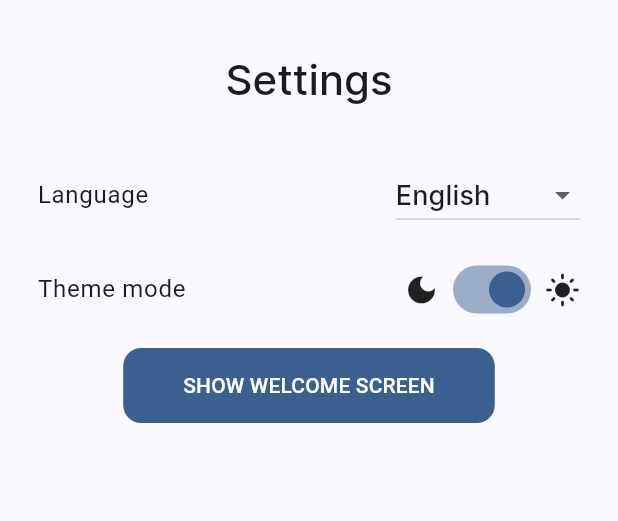
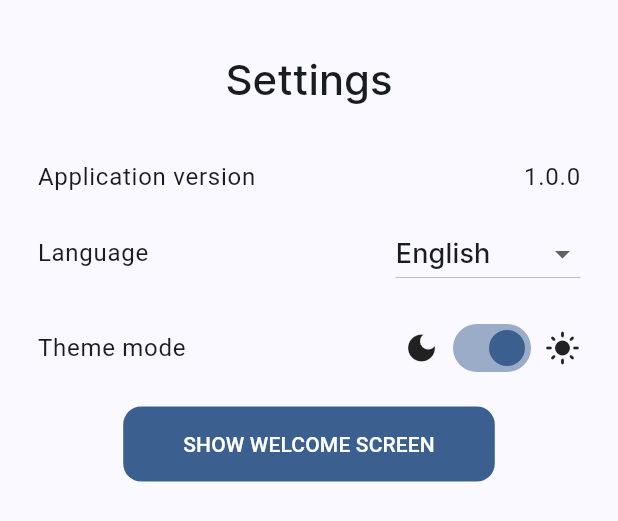
Before and after one commit to vadimbarda/portfolio_flutter, a Flutter app: the SettingsScreen widget shown alone on an empty page, opened directly, on a phone screen of 412 x 824 dp. Shown: the top 521 px of the screen. Run offline on Flutter 3.47's test engine with Material 3 defaults, Android fonts, the phone set to English and light mode, and no system bars; our stand-ins replace audioplayers, equatable, flick_video_player, flutter_bloc, flutter_native_splash and 6 more; accounts and stored records are empty; generated files the repository leaves out were written again; statements that could not run were skipped.

Commit message:
splash, app version

```diff
--- a/l10n/intl_en.arb
+++ b/l10n/intl_en.arb
@@ -64,6 +64,7 @@
   "userProfile": "Highly experienced and innovative Software Developer with over 10 years of experience in the industry, specializing in Flutter for mobile and desktop applications. Adept at leading development teams, designing and implementing modern web and mobile solutions, and delivering high-quality software products. Seeking to leverage my background in mobile development and my recent focus on Flutter to contribute as a Flutter Developer.",
   "userSkills": "Skills",
   "userTitle": "Flutter Software Developer",
+  "version": "Application version",
   "welcomeDescription": "This portfolio mobile application is crafted by Vadym Barda using Flutter. Thank you for exploring it.",
   "welcomeHeader": "Welcome",
   "workCollagePosition": "Programming of Automated Systems",
--- a/l10n/intl_uk.arb
+++ b/l10n/intl_uk.arb
@@ -64,6 +64,7 @@
   "userProfile": "Висококваліфікований та інноваційний розробник програмного забезпечення з понад 10 роками досвіду в галузі, спеціалізуюся на Flutter для мобільних та настільних додатків. Маю досвід у керівництві командами розробників, проєктуванні та впровадженні сучасних веб- та мобільних рішень, а також наданні програмних продуктів високої якості. Прагну використати свій досвід у мобільній розробці на Flutter.",
   "userSkills": "Навички",
   "userTitle": "Розробник на Flutter",
+  "version": "Версія додатку",
   "welcomeDescription": "Цей мобільний додаток було створено Вадимом Бардою на Flutter у якості портфоліо. Дякую за ваш інтерес.",
   "welcomeHeader": "Вітаю",
   "workCollagePosition": "Програмування для автоматизованих систем",
--- a/lib/src/blocks/settings/settings_cubit.dart
+++ b/lib/src/blocks/settings/settings_cubit.dart
@@ -2,6 +2,7 @@ import 'package:flutter/material.dart';
 import 'package:flutter_bloc/flutter_bloc.dart';
 import 'package:intl/date_symbol_data_local.dart';
 import 'package:intl/intl.dart';
+import 'package:package_info_plus/package_info_plus.dart';
 import 'package:shared_preferences/shared_preferences.dart';
 
 import '../../../config/preference.dart';
@@ -11,11 +12,17 @@ class SettingsCubit extends Cubit<SettingsState> {
   SettingsCubit(Map<String, dynamic> jsonMap)
       : super(SettingsState.fromJson(jsonMap)) {
     Intl.defaultLocale = state.locale.languageCode;
+    _setAppVersion();
   }
 
   void _save() async {
     final SharedPreferences preferences = await SharedPreferences.getInstance();
     preferences.setString(Preference.settings.key, state.toString());
+  }
+
+  void _setAppVersion() async {
+    PackageInfo packageInfo = await PackageInfo.fromPlatform();
+    emit(SettingsState.fromState(state, version: packageInfo.version));
   }
 
   void setLocale(Locale locale) {
--- a/lib/src/blocks/settings/settings_state.dart
+++ b/lib/src/blocks/settings/settings_state.dart
@@ -14,6 +14,7 @@ class SettingsState extends Equatable {
     required this.locale,
     required this.mode,
     required this.onboarded,
+    this.version,
   });
 
   factory SettingsState.fromJson(Map<String, dynamic> jsonMap) {
@@ -31,16 +32,19 @@ class SettingsState extends Equatable {
     Locale? locale,
     ThemeMode? mode,
     bool? onboarded,
+    String? version,
   }) =>
       SettingsState(
         locale: locale ?? state.locale,
         mode: mode ?? state.mode,
         onboarded: onboarded ?? state.onboarded,
+        version: version ?? state.version,
       );
 
   final Locale locale;
   final ThemeMode mode;
   final bool onboarded;
+  final String? version;
 
   String toString() {
     final map = <String, dynamic>{};
--- a/lib/src/components/headers/tab_header.dart
+++ b/lib/src/components/headers/tab_header.dart
@@ -1,5 +1,3 @@
-import 'dart:io';
-
 import 'package:flutter/material.dart';
 
 import '../../../config/consts.dart';
--- a/lib/src/screens/settings_screen.dart
+++ b/lib/src/screens/settings_screen.dart
@@ -13,11 +13,29 @@ class SettingsScreen extends StatelessWidget {
 
   @override
   Widget build(BuildContext context) {
+    final version = context.read<SettingsCubit>().state.version;
     return Padding(
       padding: const EdgeInsets.symmetric(horizontal: pagePadding),
       child: Column(
         children: [
           TabHeader(title: context.strings.tabSettings),
+          if (version != null)
+            Padding(
+              padding: const EdgeInsets.only(bottom: paddingSmall),
+              child: Row(
+                mainAxisAlignment: MainAxisAlignment.spaceBetween,
+                children: [
+                  Text(
+                    context.strings.version,
+                    style: context.textTheme.bodyLarge,
+                  ),
+                  Text(
+                    version,
+                    style: context.textTheme.bodyLarge,
+                  ),
+                ],
+              ),
+            ),
           Padding(
             padding: const EdgeInsets.only(bottom: paddingSmall),
             child: Row(
```
Also changed, not shown: pubspec.yaml (+7 -1 lines), assets/native_splash/brand.png (added), assets/native_splash/logo.png (added), assets/native_splash/splash.png (added), 30 other files.
